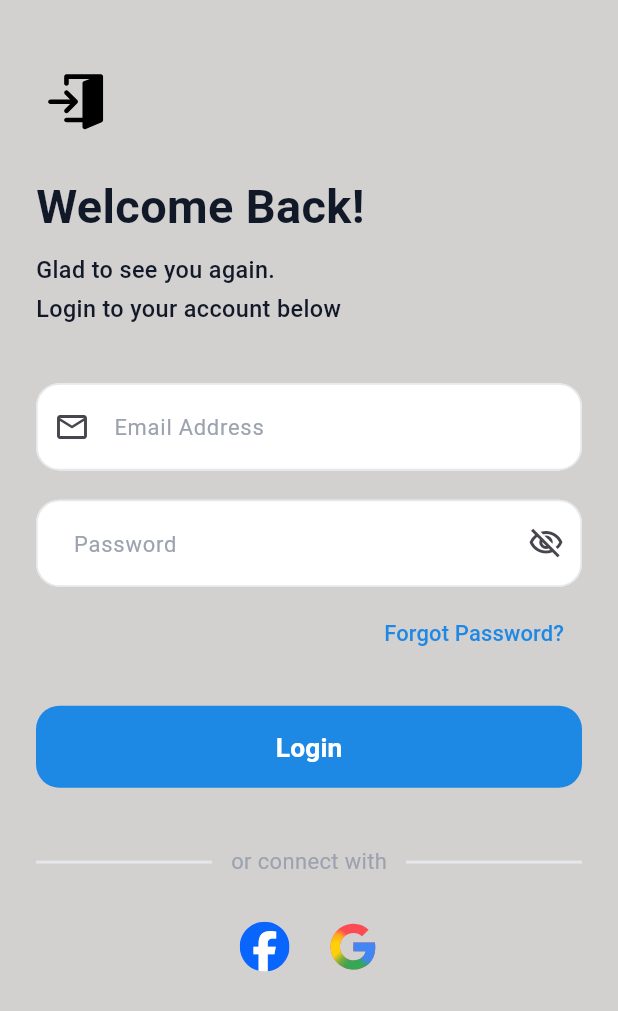
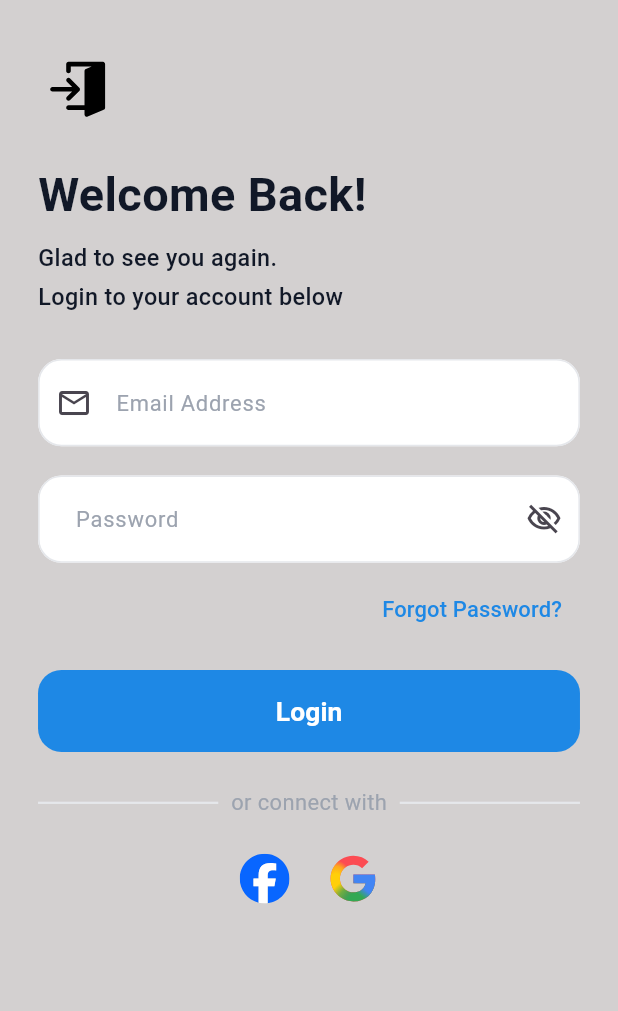
Before and after one commit to AmrReda92/fad-task, a Flutter app: the screen it shows after launch, on a phone screen of 412 x 824 dp. Shown: the top 1011 px of the screen. Run offline on Flutter 3.47's test engine with Material 3 defaults, Android fonts, the phone set to English and light mode, and no system bars; our stand-ins replace flutter_screenutil, flutter_svg.

Commit message:
edited some heights and widths

```diff
--- a/lib/core/shared_widgets/custom_divider.dart
+++ b/lib/core/shared_widgets/custom_divider.dart
@@ -13,20 +13,22 @@ class CustomDivider extends StatelessWidget {
         Expanded(
           child: Divider(
             color: AppColors.divider,
-            thickness: 2.h,
+            thickness: 1.5,
           ),
         ),
         Padding(
-          padding: EdgeInsets.symmetric(horizontal: 12.w),
-          child: Text(
-            'or connect with',
-            style: AppTextStyles.font15RegularLightGrey,
+            padding: EdgeInsets.symmetric(horizontal: 8.w),
+            child: Text(
+              'or connect with',
+              style: AppTextStyles.font15RegularLightGrey,
+              textAlign: TextAlign.center,
+            ),
           ),
-        ),
+
         Expanded(
           child: Divider(
             color: AppColors.divider,
-            thickness: 2.h,
+            thickness: 1.5,
           ),
         ),
       ],
--- a/lib/features/auth/presentation/ui/login_screen.dart
+++ b/lib/features/auth/presentation/ui/login_screen.dart
@@ -35,8 +35,8 @@ class _LoginScreenState extends State<LoginScreen> {
         child: SingleChildScrollView(
           child: Padding(
             padding: EdgeInsets.symmetric(
-              horizontal: 24,
-              vertical: 20,
+              horizontal: 24.w,
+              vertical: 20.h,
             ),
             child: Form(
               key: formKey,
@@ -75,7 +75,7 @@ class _LoginScreenState extends State<LoginScreen> {
                     ),
                   ),
 
-                  SizedBox(height: 24.h),
+                  SizedBox(height: 16.h),
 
                   CustomElevatedButton(
                     text: 'Login',
@@ -86,13 +86,14 @@ class _LoginScreenState extends State<LoginScreen> {
                     },
                   ),
 
-                  SizedBox(height: 40.h),
+                  SizedBox(height: 24.h),
 
                   const CustomDivider(),
 
-                  SizedBox(height: 30.h),
+                  SizedBox(height: 24.h),
 
                   SocialLogin(),
+                  SizedBox(height: 20.h),
 
                 ],
               ),
--- a/lib/features/auth/presentation/widgets/login_header.dart
+++ b/lib/features/auth/presentation/widgets/login_header.dart
@@ -13,7 +13,7 @@ class LoginHeader extends StatelessWidget {
       crossAxisAlignment: CrossAxisAlignment.start,
       mainAxisSize: MainAxisSize.min,
       children: [
-        SizedBox(height: 24.h),
+        SizedBox(height: 16.h),
 
         SvgPicture.asset(
             AppImages.loginLogo,
@@ -41,7 +41,7 @@ class LoginHeader extends StatelessWidget {
           style: AppTextStyles.font16MediumBlack,
         ),
 
-        SizedBox(height: 40.h),
+        SizedBox(height: 32.h),
       ],
     );
   }
```
